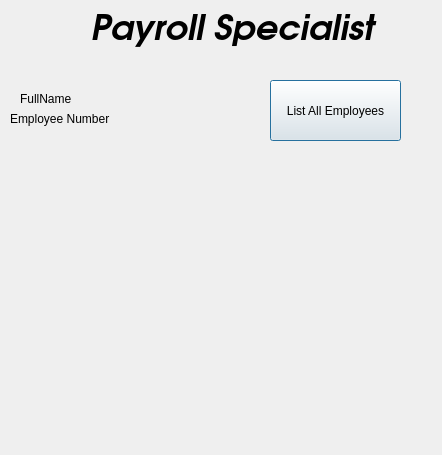
Before: the Qt Designer form TeamOOPS_cuNICS/payrolldialog.ui in MA-Repos/cuNICS, drawn with Qt 5.
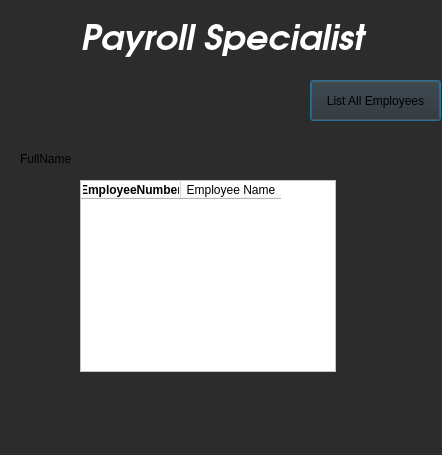
After: the same form once the commit is applied.

Diff of the .ui file:
```diff
--- a/TeamOOPS_cuNICS/payrolldialog.ui
+++ b/TeamOOPS_cuNICS/payrolldialog.ui
@@ -13,11 +13,14 @@
   <property name="windowTitle">
    <string>Dialog</string>
   </property>
-  <widget class="QLabel" name="label_2">
+  <property name="styleSheet">
+   <string notr="true">background-color: rgb(44, 44, 44);</string>
+  </property>
+  <widget class="QLabel" name="title">
    <property name="geometry">
     <rect>
-     <x>90</x>
-     <y>0</y>
+     <x>80</x>
+     <y>10</y>
      <width>301</width>
      <height>51</height>
     </rect>
@@ -31,6 +34,9 @@
      <bold>true</bold>
     </font>
    </property>
+   <property name="styleSheet">
+    <string notr="true">color: rgb(255, 255, 255);</string>
+   </property>
    <property name="text">
     <string>Payroll Specialist</string>
    </property>
@@ -39,7 +45,7 @@
    <property name="geometry">
     <rect>
      <x>20</x>
-     <y>90</y>
+     <y>150</y>
      <width>67</width>
      <height>17</height>
     </rect>
@@ -48,32 +54,57 @@
     <string>FullName</string>
    </property>
   </widget>
-  <widget class="QLabel" name="label_3">
-   <property name="geometry">
-    <rect>
-     <x>10</x>
-     <y>110</y>
-     <width>131</width>
-     <height>17</height>
-    </rect>
-   </property>
-   <property name="text">
-    <string>Employee Number</string>
-   </property>
-  </widget>
   <widget class="QPushButton" name="pushButton">
    <property name="geometry">
     <rect>
-     <x>270</x>
+     <x>310</x>
      <y>80</y>
      <width>131</width>
-     <height>61</height>
+     <height>41</height>
     </rect>
    </property>
    <property name="text">
     <string>List All Employees</string>
    </property>
   </widget>
+  <widget class="QTableWidget" name="Employee_List">
+   <property name="geometry">
+    <rect>
+     <x>80</x>
+     <y>180</y>
+     <width>256</width>
+     <height>192</height>
+    </rect>
+   </property>
+   <property name="maximumSize">
+    <size>
+     <width>281</width>
+     <height>192</height>
+    </size>
+   </property>
+   <property name="styleSheet">
+    <string notr="true">background-color: rgb(255, 255, 255);</string>
+   </property>
+   <column>
+    <property name="text">
+     <string>EmployeeNumber</string>
+    </property>
+    <property name="font">
+     <font>
+      <weight>75</weight>
+      <bold>true</bold>
+     </font>
+    </property>
+    <property name="textAlignment">
+     <set>AlignHCenter|AlignTop</set>
+    </property>
+   </column>
+   <column>
+    <property name="text">
+     <string>Employee Name</string>
+    </property>
+   </column>
+  </widget>
  </widget>
  <resources/>
  <connections/>
```
Left out of the diff: 4 changed lines with no effect on the pictures.
